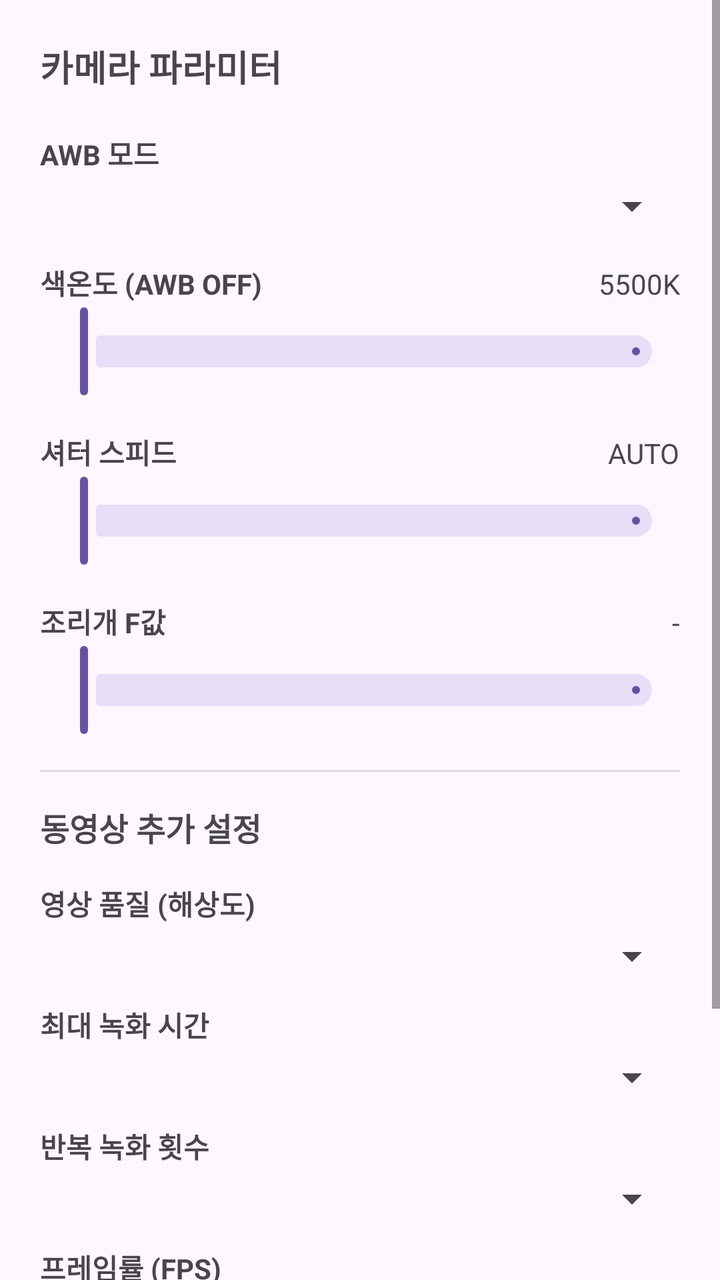
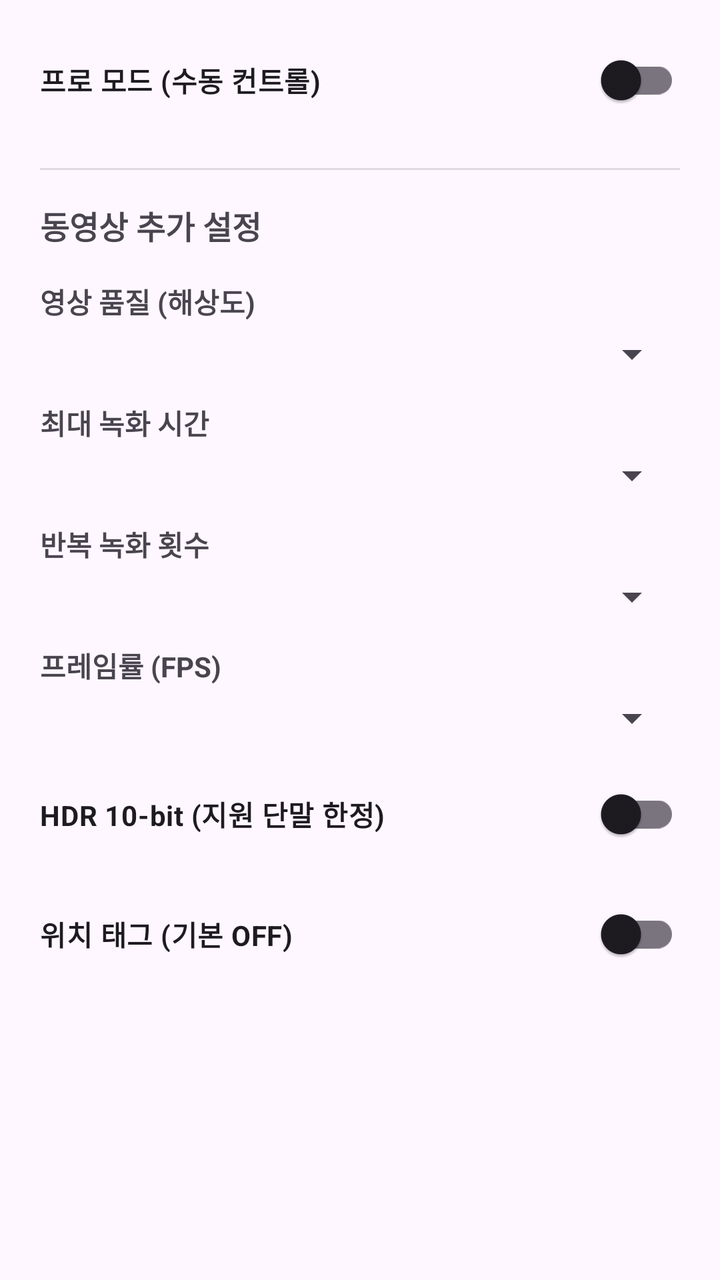

The first picture is an Android layout as it rendered before a commit; the second is the same layout after the commit. The layout source and the unified diff follow.
<!-- AndroidManifest.xml: application theme Theme.Camera2Study -->
<!-- res/layout/bottom_sheet_settings.xml -->
<?xml version="1.0" encoding="utf-8"?>
<ScrollView xmlns:android="http://schemas.android.com/apk/res/android"
    xmlns:app="http://schemas.android.com/apk/res-auto"
    android:layout_width="match_parent"
    android:layout_height="wrap_content">

    <LinearLayout
        android:layout_width="match_parent"
        android:layout_height="wrap_content"
        android:orientation="vertical"
        android:padding="20dp">

        <TextView
            android:layout_width="match_parent"
            android:layout_height="wrap_content"
            android:text="카메라 파라미터"
            android:textSize="18sp"
            android:textStyle="bold"
            android:paddingBottom="12dp" />

        <TextView
            android:layout_width="match_parent"
            android:layout_height="wrap_content"
            android:text="AWB 모드"
            android:textStyle="bold"
            android:paddingTop="8dp" />

        <Spinner
            android:id="@+id/spinnerAwb"
            android:layout_width="match_parent"
            android:layout_height="wrap_content"
            android:layout_marginTop="4dp" />

        <LinearLayout
            android:layout_width="match_parent"
            android:layout_height="wrap_content"
            android:orientation="horizontal"
            android:paddingTop="16dp">

            <TextView
                android:id="@+id/txtColorTempLabel"
                android:layout_width="0dp"
                android:layout_weight="1"
                android:layout_height="wrap_content"
                android:text="색온도 (AWB OFF)"
                android:textStyle="bold" />

            <TextView
                android:id="@+id/txtColorTempValue"
                android:layout_width="wrap_content"
                android:layout_height="wrap_content"
                android:text="5500K" />
        </LinearLayout>

        <com.google.android.material.slider.Slider
            android:id="@+id/sliderColorTemp"
            android:layout_width="match_parent"
            android:layout_height="wrap_content" />

        <LinearLayout
            android:layout_width="match_parent"
            android:layout_height="wrap_content"
            android:orientation="horizontal"
            android:paddingTop="16dp">

            <TextView
                android:id="@+id/txtExposureLabel"
                android:layout_width="0dp"
                android:layout_weight="1"
                android:layout_height="wrap_content"
                android:text="셔터 스피드"
                android:textStyle="bold" />

            <TextView
                android:id="@+id/txtExposureValue"
                android:layout_width="wrap_content"
                android:layout_height="wrap_content"
                android:text="AUTO" />
        </LinearLayout>

        <com.google.android.material.slider.Slider
            android:id="@+id/sliderExposure"
            android:layout_width="match_parent"
            android:layout_height="wrap_content" />

        <LinearLayout
            android:layout_width="match_parent"
            android:layout_height="wrap_content"
            android:orientation="horizontal"
            android:paddingTop="16dp">

            <TextView
                android:id="@+id/txtApertureLabel"
                android:layout_width="0dp"
                android:layout_weight="1"
                android:layout_height="wrap_content"
                android:text="조리개 F값"
                android:textStyle="bold" />

            <TextView
                android:id="@+id/txtApertureValue"
                android:layout_width="wrap_content"
                android:layout_height="wrap_content"
                android:text="-" />
        </LinearLayout>

        <com.google.android.material.slider.Slider
            android:id="@+id/sliderAperture"
            android:layout_width="match_parent"
            android:layout_height="wrap_content" />

        <View
            android:layout_width="match_parent"
            android:layout_height="1dp"
            android:background="?android:attr/listDivider"
            android:layout_marginVertical="16dp" />

        <TextView
            android:layout_width="match_parent"
            android:layout_height="wrap_content"
            android:text="동영상 추가 설정"
            android:textSize="16sp"
            android:textStyle="bold"
            android:paddingBottom="8dp" />

        <TextView
            android:layout_width="match_parent"
            android:layout_height="wrap_content"
            android:text="영상 품질 (해상도)"
            android:textStyle="bold"
            android:paddingTop="8dp" />

        <Spinner
            android:id="@+id/spinnerQuality"
            android:layout_width="match_parent"
            android:layout_height="wrap_content"
            android:layout_marginTop="4dp" />

        <TextView
            android:layout_width="match_parent"
            android:layout_height="wrap_content"
            android:text="최대 녹화 시간"
            android:textStyle="bold"
            android:paddingTop="12dp" />

        <Spinner
            android:id="@+id/spinnerMaxDuration"
            android:layout_width="match_parent"
            android:layout_height="wrap_content"
            android:layout_marginTop="4dp" />

        <TextView
            android:layout_width="match_parent"
            android:layout_height="wrap_content"
            android:text="반복 녹화 횟수"
            android:textStyle="bold"
            android:paddingTop="12dp" />

        <Spinner
            android:id="@+id/spinnerRepeatCount"
            android:layout_width="match_parent"
            android:layout_height="wrap_content"
            android:layout_marginTop="4dp" />

        <TextView
            android:layout_width="match_parent"
            android:layout_height="wrap_content"
            android:text="프레임률 (FPS)"
            android:textStyle="bold"
            android:paddingTop="12dp" />

        <Spinner
            android:id="@+id/spinnerFps"
            android:layout_width="match_parent"
            android:layout_height="wrap_content"
            android:layout_marginTop="4dp" />

        <com.google.android.material.switchmaterial.SwitchMaterial
            android:id="@+id/switchHdr"
            android:layout_width="match_parent"
            android:layout_height="wrap_content"
            android:layout_marginTop="12dp"
            android:text="HDR 10-bit (지원 단말 한정)"
            android:textStyle="bold" />

        <com.google.android.material.switchmaterial.SwitchMaterial
            android:id="@+id/switchLocationTag"
            android:layout_width="match_parent"
            android:layout_height="wrap_content"
            android:layout_marginTop="12dp"
            android:text="위치 태그 (기본 OFF)"
            android:textStyle="bold" />

    </LinearLayout>
</ScrollView>
<!-- resources referenced by this layout -->
<resources>
  <style name="Theme.Camera2Study" parent="Theme.Material3.DayNight.NoActionBar">
          <item name="android:statusBarColor" tools:targetApi="l">@android:color/black</item>
          <item name="android:navigationBarColor">@android:color/black</item>
      </style>
</resources>

<!-- the commit's change to res/layout/bottom_sheet_settings.xml (unified diff, before → after) -->
@@ -10,6 +10,21 @@
         android:orientation="vertical"
         android:padding="20dp">
 
+        <com.google.android.material.switchmaterial.SwitchMaterial
+            android:id="@+id/switchProMode"
+            android:layout_width="match_parent"
+            android:layout_height="wrap_content"
+            android:text="프로 모드 (수동 컨트롤)"
+            android:textStyle="bold"
+            android:paddingBottom="8dp" />
+
+        <LinearLayout
+            android:id="@+id/proModeContainer"
+            android:layout_width="match_parent"
+            android:layout_height="wrap_content"
+            android:orientation="vertical"
+            android:visibility="gone">
+
         <TextView
             android:layout_width="match_parent"
             android:layout_height="wrap_content"
@@ -109,6 +124,8 @@
             android:layout_width="match_parent"
             android:layout_height="wrap_content" />
 
+        </LinearLayout>
+
         <View
             android:layout_width="match_parent"
             android:layout_height="1dp"
